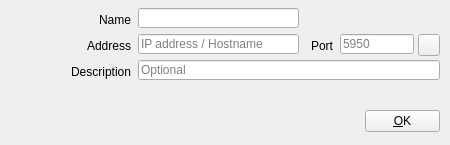
Above: src/Widgets/TriCasterDeviceDialog.ui from CasparCG/client before the change. Below: the same form after it.
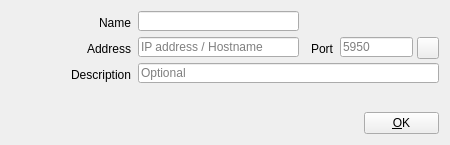
That is the form after the change. Icons and pictures are not drawn.

What changed in the file:
```diff
--- a/src/Widgets/TriCasterDeviceDialog.ui
+++ b/src/Widgets/TriCasterDeviceDialog.ui
@@ -29,7 +29,7 @@
    <property name="geometry">
     <rect>
      <x>60</x>
-     <y>64</y>
+     <y>67</y>
      <width>71</width>
      <height>16</height>
     </rect>
@@ -44,8 +44,8 @@
   <widget class="QPushButton" name="pushButtonOk">
    <property name="geometry">
     <rect>
-     <x>365</x>
-     <y>110</y>
+     <x>364</x>
+     <y>112</y>
      <width>75</width>
      <height>22</height>
     </rect>
@@ -64,7 +64,7 @@
    <property name="geometry">
     <rect>
      <x>138</x>
-     <y>34</y>
+     <y>37</y>
      <width>161</width>
      <height>20</height>
     </rect>
@@ -77,7 +77,7 @@
    <property name="geometry">
     <rect>
      <x>80</x>
-     <y>38</y>
+     <y>41</y>
      <width>51</width>
      <height>16</height>
     </rect>
@@ -93,7 +93,7 @@
    <property name="geometry">
     <rect>
      <x>302</x>
-     <y>36</y>
+     <y>39</y>
      <width>31</width>
      <height>20</height>
     </rect>
@@ -109,8 +109,8 @@
    <property name="geometry">
     <rect>
      <x>138</x>
-     <y>60</y>
-     <width>302</width>
+     <y>63</y>
+     <width>301</width>
      <height>20</height>
     </rect>
    </property>
@@ -122,8 +122,8 @@
    <property name="geometry">
     <rect>
      <x>340</x>
-     <y>34</y>
-     <width>74</width>
+     <y>37</y>
+     <width>73</width>
      <height>20</height>
     </rect>
    </property>
@@ -138,7 +138,7 @@
    <property name="geometry">
     <rect>
      <x>138</x>
-     <y>8</y>
+     <y>11</y>
      <width>161</width>
      <height>20</height>
     </rect>
@@ -148,7 +148,7 @@
    <property name="geometry">
     <rect>
      <x>80</x>
-     <y>12</y>
+     <y>15</y>
      <width>51</width>
      <height>16</height>
     </rect>
@@ -164,7 +164,7 @@
    <property name="geometry">
     <rect>
      <x>10</x>
-     <y>10</y>
+     <y>13</y>
      <width>64</width>
      <height>64</height>
     </rect>
@@ -182,8 +182,8 @@
   <widget class="QToolButton" name="toolButtonTestConnection">
    <property name="geometry">
     <rect>
-     <x>418</x>
-     <y>34</y>
+     <x>417</x>
+     <y>37</y>
      <width>22</width>
      <height>22</height>
     </rect>
```
